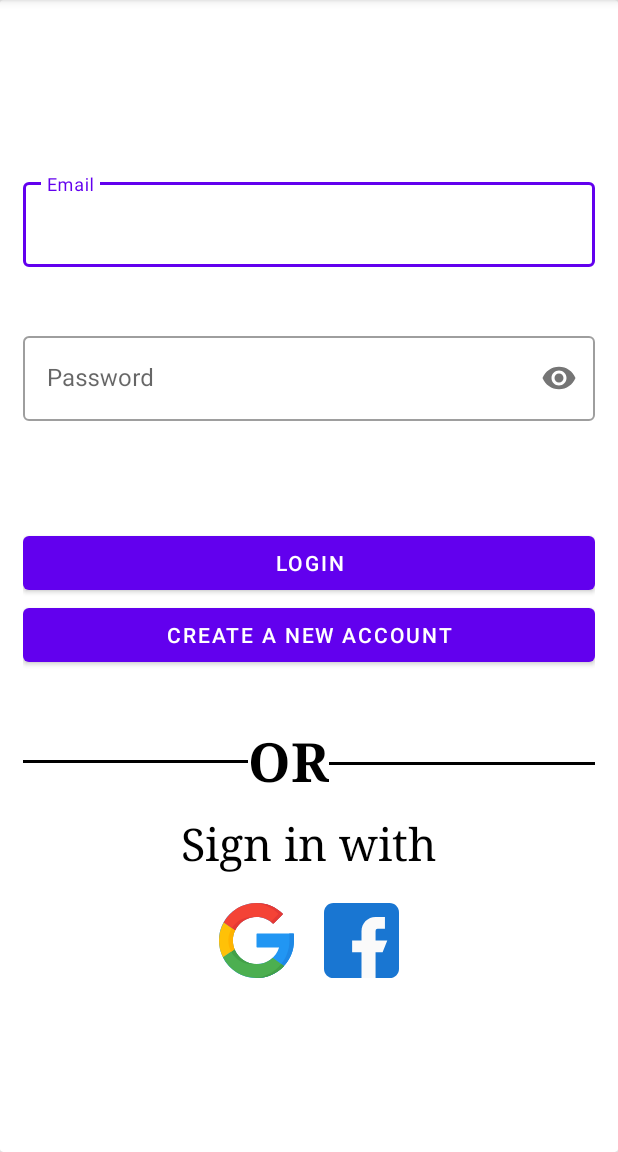
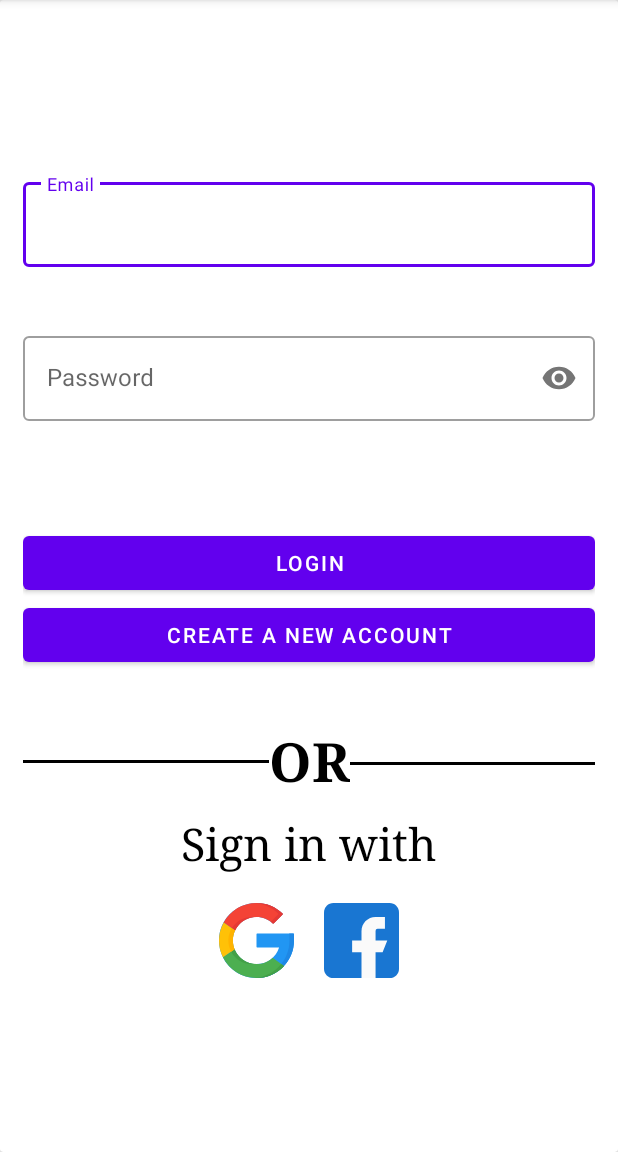
Before and after one commit to ayush0402/Hack-o-Fiesta-21, an Android app: the screen it shows after launch (LoginActivity), on a phone screen of 412 x 824 dp, the part 84-1236 px from its top. Run offline under Robolectric (Android 15) with nearby library versions, the phone set to English and light mode, and no system bars; our stand-ins replace Firebase (no records; nobody signed in at launch, a user with empty details on screens opened directly); Roboto replaces fonts that are not available here.

Commit message:
Made some changes in login activity xml file so that the OR in login comes in center

```diff
--- a/app/src/main/res/layout/activity_login.xml
+++ b/app/src/main/res/layout/activity_login.xml
@@ -87,7 +87,7 @@
 
                     <View
                         android:id="@+id/view2"
-                        android:layout_width="150dp"
+                        android:layout_width="0dp"
                         android:layout_height="2dp"
                         android:background="@color/black"
                         app:layout_constraintBottom_toBottomOf="parent"
```
